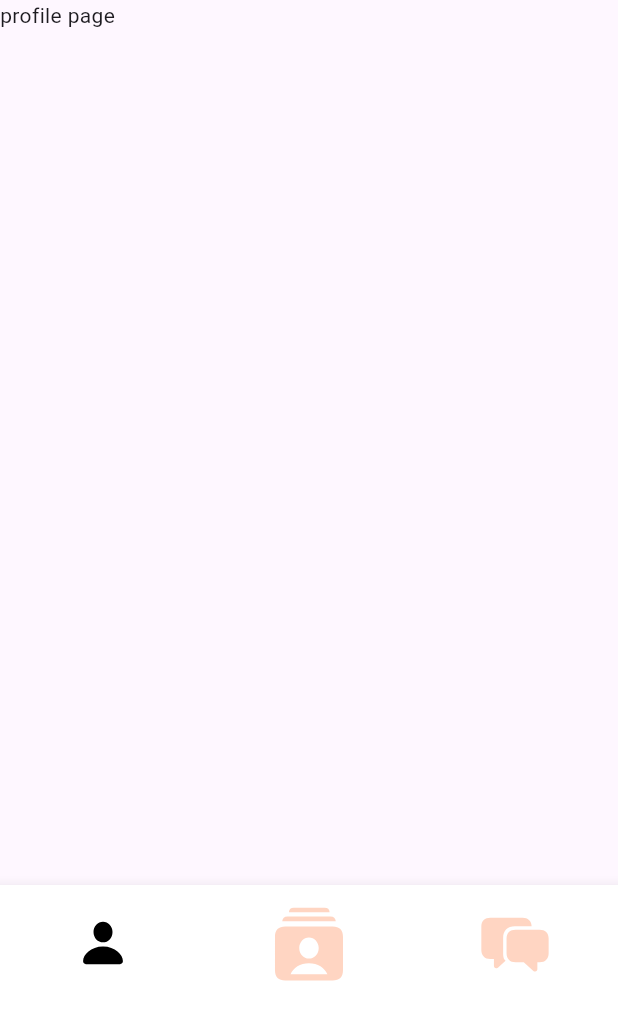
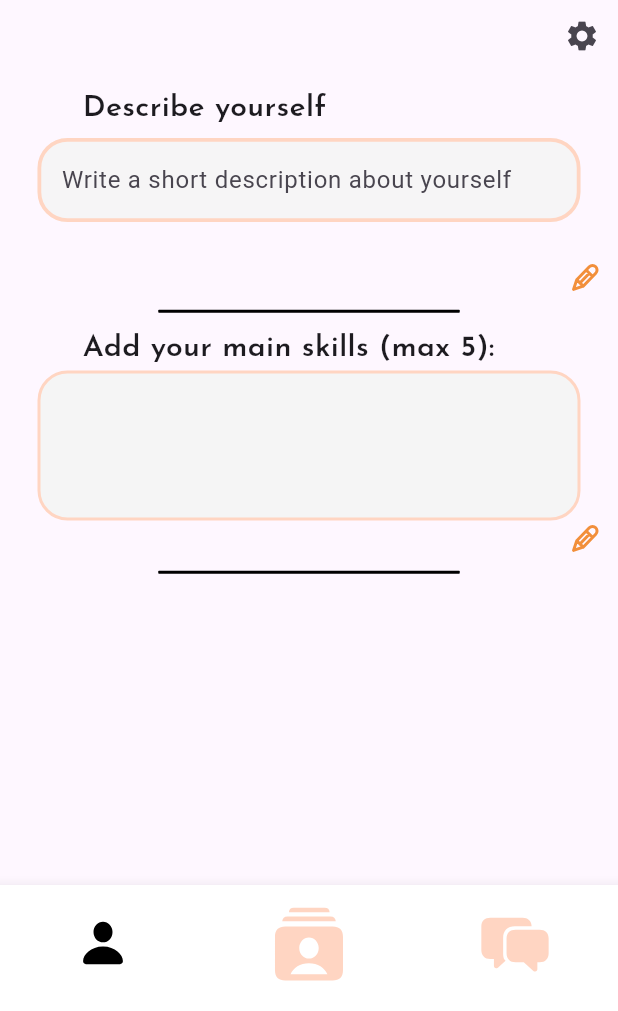
Before and after one commit to algosup/2023-2024-project-5-flutter-team-3, a Flutter app: the ProfilePage screen opened by its route, on a phone screen of 412 x 824 dp, the part 225-1236 px from its top. Run offline on Flutter 3.47's test engine with Material 3 defaults, Android fonts, the phone set to English and light mode, and no system bars; our stand-ins replace cloud_firestore, firebase_auth, firebase_core, flutter_svg, get, go_router and 2 more; accounts and stored records are empty.

```diff
--- a/adopte_a_candidate/lib/models/users.dart
+++ b/adopte_a_candidate/lib/models/users.dart
@@ -1,4 +1,6 @@
 
+
+// This class is the model for the user, principally aimed to the database to store data from the user.
 class UserModel {
 
   final String? ID;
--- a/adopte_a_candidate/lib/pages/log_in.dart
+++ b/adopte_a_candidate/lib/pages/log_in.dart
@@ -11,6 +11,9 @@ import 'package:adopte_a_candidate/widgets/logo/logo.dart';
 // Custom controllers
 import 'package:adopte_a_candidate/services/signup/signup_controller.dart';
 
+
+
+// This is the login page of the app
 class LogIn extends StatelessWidget {
   final bool isEnglish = true;
   const LogIn({super.key});
@@ -18,12 +21,12 @@ class LogIn extends StatelessWidget {
   @override
   Widget build(BuildContext context) {
     return Scaffold(
-      body: isEnglish ? englishPage() : frenchPage(),
+      body: isEnglish ? englishPage() : frenchPage(), // linked to the boolean value, prints the french page if isEnglish = false, otherwise prints the english page
     );
   }
 
   Widget frenchPage() {
-    final controller = Get.put(SignUpController());
+    final controller = Get.put(SignUpController()); // TextEditingControllers refer to the file for more information
     return Scaffold(
       appBar: const Logo(),
       body: LayoutBuilder(
@@ -39,6 +42,7 @@ class LogIn extends StatelessWidget {
                 children: <Widget>[
                   Row(
                     children: [
+                      // Text field for the email
                       CustomTextField(
                         controller: controller.email,
                         title: 'Email:',
@@ -54,6 +58,7 @@ class LogIn extends StatelessWidget {
                   const SizedBox(height: 20),
                   Row(
                     children: <Widget>[
+                      // Text field for the password
                       CustomTextField(
                         controller: controller.password,
                         title: 'Mot de passe:',
@@ -70,6 +75,7 @@ class LogIn extends StatelessWidget {
                   const Row(
                     mainAxisAlignment: MainAxisAlignment.end,
                     children: [
+                      // Button that leads the user back to the signup page, TODO, make the password forgot page
                       CustomTextButton(
                         text: 'Mot de passe oublié ?',
                         textWidth: 12,
@@ -82,6 +88,7 @@ class LogIn extends StatelessWidget {
                     mainAxisAlignment: MainAxisAlignment.center,
                     children: [
                       Center(
+                        // Button for connexion, leads to the swipe page of the user once connected
                         child: BigButton(
                           text: 'Connexion',
                           width: 200,
@@ -95,6 +102,7 @@ class LogIn extends StatelessWidget {
                   const Row(
                     mainAxisAlignment: MainAxisAlignment.center,
                     children: [
+                      // No account button, leads to the signup page
                       Center(
                         child: CustomTextButton(
                           text: 'Pas encore de compte? S\'inscrire',
@@ -114,6 +122,7 @@ class LogIn extends StatelessWidget {
   }
 }
 
+// Same page as above but in english, it does all the same, but has been manually translated to english.
 Widget englishPage() {
   final controller = Get.put(SignUpController());
   return Scaffold(
--- a/adopte_a_candidate/lib/pages/profile_page.dart
+++ b/adopte_a_candidate/lib/pages/profile_page.dart
@@ -1,32 +1,110 @@
+// Flutter base packages
 import 'package:flutter/material.dart';
+import 'package:flutter_svg/flutter_svg.dart';
 import 'package:go_router/go_router.dart';
+import 'package:google_fonts/google_fonts.dart';
 
+// Custom Widgets
+import 'package:adopte_a_candidate/widgets/card/cards.dart';
+import 'package:adopte_a_candidate/widgets/fields/text_field.dart';
 import '../widgets/logo/logo.dart';
 import '../widgets/navbar/navigation_bar.dart';
+import '../widgets/buttons/modifier_button.dart';
 
+
+// Profile Page, the user will be able to see his profile and modify his information.
 class ProfilePage extends StatelessWidget {
   const ProfilePage({super.key});
 
   @override
   Widget build(BuildContext context) {
+    final controllerAboutMe = TextEditingController();
     return Scaffold(
-      appBar: const Logo(),
-      body: Text('profile page'),
+      appBar: const Logo(), // Display the logo in the AppBar
+      body: Column(
+        children: [
+          Row(
+            mainAxisAlignment: MainAxisAlignment.end,
+            children: [
+              // button leading to the setting page
+              IconButton(
+                onPressed: () {},
+                icon: const Icon(Icons.settings),
+              ),
+            ],
+          ),
+          Row(
+            mainAxisAlignment: MainAxisAlignment.center,
+            children: [
+              CustomTextField(
+                // About Me text field, the user can make a small description about himself
+                  controller: controllerAboutMe,
+                  title: 'Describe yourself',
+                  hinttext: 'Write a short description about yourself',
+                  isObscure: false,
+                  isEmail: false,
+                  width: MediaQuery.of(context).size.width - 50,
+                  heigth: 125,
+                  showToggle: false),
+            ],
+          ),
+          const modifierButton(), // Displays the pen button, that will allow to change the information into the text field when pressed
+          const SizedBox(height: 10),
+          const CardLineHorizontal(), // Displays an horizontal line to comply with design
+          const SizedBox(height: 10),
+          Row(
+            mainAxisAlignment: MainAxisAlignment.start,
+            children: [
+              const SizedBox(width: 55),
+              Text(
+                'Add your main skills (max 5):',
+                style: GoogleFonts.josefinSans(
+                  textStyle: const TextStyle(
+                    fontSize: 20,
+                    fontWeight: FontWeight.w600,
+                  ),
+                ),
+              ),
+            ],
+          ),
+          Row(
+            mainAxisAlignment: MainAxisAlignment.center,
+            children: [
+              // Container that will contain the main tags of the user
+              Container(
+                width: MediaQuery.of(context).size.width - 50,
+                height: 100,
+                decoration: ShapeDecoration(
+                  color: const Color(0xFFF5F5F5),
+                  shape: RoundedRectangleBorder(
+                    side: const BorderSide(width: 2, color: Color(0xFFFFD5C2)),
+                    borderRadius: BorderRadius.circular(20),
+                  ),
+                ),
+              ),
+            ],
+          ),
+          const modifierButton(), // Displays the pen button, that will allow to change the information into the container above when pressed
+          const SizedBox(height: 10),
+          const CardLineHorizontal(), // Displays an horizontal line to comply with design
+        ],
+      ),
       bottomNavigationBar: CustomBottomNavBar(
         currentRoute: '/profile', // Set the current route for MessagePage
         onItemTapped: (index) {
           switch (index) {
             case 0:
-            // Logic for profile page
-            // You're already on the profile page, so no navigation needed
+              // Logic for profile page
+              // You're already on the profile page, so no navigation needed
               break;
             case 1:
-            // Logic for swipe page
-              context.goNamed('swipe');// Example navigation to the swipe page
+              // Logic for swipe page
+              context.goNamed('swipe'); // Example navigation to the swipe page
               break;
             case 2:
-            // Logic for messages page
-              context.goNamed('message');// Example navigation to the messages page
+              // Logic for messages page
+              context.goNamed(
+                  'message'); // Example navigation to the messages page
               break;
             default:
               break;
--- a/adopte_a_candidate/lib/pages/sign_up.dart
+++ b/adopte_a_candidate/lib/pages/sign_up.dart
@@ -39,6 +39,9 @@ class _AskIfCompanyState extends State<AskIfCompany> {
   bool isCompany = false;
 
   void _handleCheckBoxChange(bool? selected, String type) {
+
+    // Retrieve if the user either is a jobseeker or a company
+    // acts as a switch, user can't be both state at once
     setState(() {
       if (type == 'jobSeeker') {
         isJobSeeker = selected ?? false;
@@ -54,11 +57,12 @@ class _AskIfCompanyState extends State<AskIfCompany> {
     });
   }
 
+  // french signup page
   Widget frenchPage() {
-    final controller = Get.put(SignUpController());
+    final controller = Get.put(SignUpController()); // retrives Text editing controllers
 
     return Scaffold(
-      appBar: const Logo(),
+      appBar: const Logo(), // Prints the logo widget
       body: LayoutBuilder(
         builder: (context, constraints) {
           return Padding(
@@ -70,6 +74,7 @@ class _AskIfCompanyState extends State<AskIfCompany> {
                 Row(
                   children: [
                     Flexible(
+                      // Name Text field
                       child: CustomTextField(
                         controller: controller.name,
                         title: 'Nom:',
@@ -87,6 +92,7 @@ class _AskIfCompanyState extends State<AskIfCompany> {
                 Row(
                   children: [
                     Flexible(
+                      // email text field
                       child: CustomTextField(
                         controller: controller.email,
                         title: 'Mail:',
@@ -103,6 +109,7 @@ class _AskIfCompanyState extends State<AskIfCompany> {
                 const SizedBox(height: 15),
                 Row(
                   children: <Widget>[
+                    // Password textfields
                     CustomTextField(
                       controller: controller.password,
                       title: 'Mot de passe:',
@@ -118,6 +125,7 @@ class _AskIfCompanyState extends State<AskIfCompany> {
                 const SizedBox(height: 15),
                 Row(
                   children: <Widget>[
+                    // confirm password text field
                     CustomTextField(
                       controller: controller.confirmPassword,
                       title: 'Confirmez votre mot de passe:',
@@ -133,6 +141,7 @@ class _AskIfCompanyState extends State<AskIfCompany> {
                 const SizedBox(height: 15),
                 Row(
                   children: [
+                    // Round box to retrieve whether the user is a jobseeker or part of a compnay
                     buildRoundCheckBox(
                       isChecked: isJobSeeker,
                       onChanged: (selected) =>
@@ -213,6 +222,8 @@ class _AskIfCompanyState extends State<AskIfCompany> {
     );
   }
 
+
+  // translated page to english
   Widget englishPage() {
     final controller = Get.put(SignUpController());
 
--- a/adopte_a_candidate/lib/pages/swipe.dart
+++ b/adopte_a_candidate/lib/pages/swipe.dart
@@ -16,7 +16,7 @@ import 'package:adopte_a_candidate/widgets/buttons/localization_button.dart';
 
 
 
-
+// Swipe page, the user can swipe profile or job that he likes
 class SwipePage extends StatefulWidget {
   const SwipePage({super.key});
 
@@ -26,10 +26,12 @@ class SwipePage extends StatefulWidget {
 
 class _SwipePageState extends State<SwipePage> {
 
+  // Initializing variables for the dragging effect (swipe)
   Offset _startDragOffset = Offset.zero;
   Offset _currentOffset = Offset.zero;
   bool _isDragging = false;
 
+  // detects the start of the swiping momentum
   void _onPanStart(DragStartDetails details) {
     _startDragOffset = details.localPosition;
     setState(() {
@@ -37,12 +39,14 @@ class _SwipePageState extends State<SwipePage> {
     });
   }
 
+  // updates the location of the element swiped
   void _onPanUpdate(DragUpdateDetails details) {
     setState(() {
       _currentOffset = details.localPosition - _startDragOffset;
     });
   }
 
+  // detects the end of the movement, sets the element to it's original place
   void _onPanEnd(DragEndDetails details) {
     setState(() {
       _isDragging = false;
@@ -50,33 +54,37 @@ class _SwipePageState extends State<SwipePage> {
     });
   }
 
+  // When reaching this threshold, detects the widget as selected by the user (swipe -> yes)
   bool _isSelected() {
     return _currentOffset.dx != 0 && _currentOffset.dx > 150;
   }
 
+  // When reaching this threshold, detects the widget as selected by the user (swipe -> no)
   bool _isRejected() {
     return _currentOffset.dx != 0 && _currentOffset.dx < -150;
   }
 
   @override
   Widget build(BuildContext context) {
-    final screenWidth = MediaQuery.of(context).size.width;
+    final screenWidth = MediaQuery.of(context).size.width; // get the screen width size of the native device
     final offset = _currentOffset;
     final rotation = offset.dx / screenWidth * 0.8; // Adjust rotation factor
     final colorValue = (offset.dx.abs() / screenWidth).clamp(0.0, 1.0);
     final color = offset.dx < 0
         ? Color.lerp(Colors.white, Colors.red, colorValue)
         : Color.lerp(Colors.white, Colors.green, colorValue);
+    // depending of the threshold and the offset set, change the color of the background either to red or green whether the user selects or rejects the offer
 
 
     return Scaffold(
-      backgroundColor: color,
-      appBar: const Logo(),
+      backgroundColor: color, // set the background color either to white, red, or green depending on the state
+      appBar: const Logo(), // displays the logo
       body: LayoutBuilder(
         builder: (context, constraints) {
           return Column(
             mainAxisAlignment: MainAxisAlignment.center,
             children: [
+              // Creating the card box which contains the job offer, and is draggable by the user
               ConstrainedBox(
                 constraints: const BoxConstraints(),
                 child: GestureDetector(
@@ -108,6 +116,7 @@ class _SwipePageState extends State<SwipePage> {
                                   .start, // Align content to the start
                               children: [
                                 Center(
+                                  // Title of the job offer
                                   child: Text(
                                     'Nurse Practitioner',
                                     style: GoogleFonts.josefinSans(
@@ -120,7 +129,7 @@ class _SwipePageState extends State<SwipePage> {
                                   ),
                                 ),
                                 const SizedBox(height: 10),
-                                const CardLineHorizontal(),
+                                const CardLineHorizontal(), // adds an horizontal line to separate elements
                                 const Padding(
                                   padding: EdgeInsets.symmetric(vertical: 20.0),
                                   child: Text(
@@ -225,7 +234,7 @@ class _SwipePageState extends State<SwipePage> {
                   ),
                 ),
               ),
-              Visibility(
+              Visibility( // add visibility to the button check and cross below, when the card is being dragged, hide the button.
                 visible: !_isDragging,
                 child: Padding(
                   padding: const EdgeInsets.all(8.0),
--- a/adopte_a_candidate/lib/widgets/buttons/localization_button.dart
+++ b/adopte_a_candidate/lib/widgets/buttons/localization_button.dart
@@ -1,5 +1,7 @@
 import 'package:flutter/material.dart';
 
+
+// Localization button placed at the bottom of the job card for instance.
 class localizationButton extends StatelessWidget {
   const localizationButton({
     super.key,
--- /dev/null
+++ b/adopte_a_candidate/lib/widgets/buttons/modifier_button.dart
@@ -0,0 +1,25 @@
+import 'package:flutter/material.dart';
+import 'package:flutter_svg/svg.dart';
+
+// Modifier button widget, that allows the user to change his information
+class modifierButton extends StatelessWidget {
+  const modifierButton({
+    super.key,
+  });
+
+  @override
+  Widget build(BuildContext context) {
+    return Row(
+      mainAxisAlignment: MainAxisAlignment.end,
+      children: [
+        Padding(
+          padding: const EdgeInsets.fromLTRB(0, 0, 10, 0),
+          child: GestureDetector(
+            onTap: () {},
+            child: SvgPicture.asset('assets/images/pen.svg'),
+          ),
+        )
+      ],
+    );
+  }
+}
--- a/adopte_a_candidate/lib/widgets/card/cards.dart
+++ b/adopte_a_candidate/lib/widgets/card/cards.dart
@@ -6,6 +6,7 @@ import 'package:flutter/material.dart';
 
 // Card line
 
+// Horizontal line, to separate elements
 class CardLineHorizontal extends StatelessWidget {
   const CardLineHorizontal({super.key});
 
@@ -27,6 +28,7 @@ class CardLineHorizontal extends StatelessWidget {
   }
 }
 
+// Vertical line present below the card in the swipe page to seperate both check and cross buttons
 class CardLineVertical extends StatelessWidget {
   const CardLineVertical({super.key});
 
--- a/adopte_a_candidate/lib/widgets/card/tags.dart
+++ b/adopte_a_candidate/lib/widgets/card/tags.dart
@@ -7,9 +7,9 @@ class TagRequiredSkills extends StatelessWidget {
   final String text;
 
   const TagRequiredSkills({
-    Key? key,
+    super.key,
     required this.text,
-  }) : super(key: key);
+  });
 
   @override
   Widget build(BuildContext context) {
@@ -48,9 +48,9 @@ class TagAppreciatedSkills extends StatelessWidget {
   final String text;
 
   const TagAppreciatedSkills({
-    Key? key,
+    super.key,
     required this.text,
-  }) : super(key: key);
+  });
 
   @override
   Widget build(BuildContext context) {
```
Also changed, not shown: adopte_a_candidate/lib/pages/message.dart (+7 -1 lines), adopte_a_candidate/assets/images/pen.svg (added).
